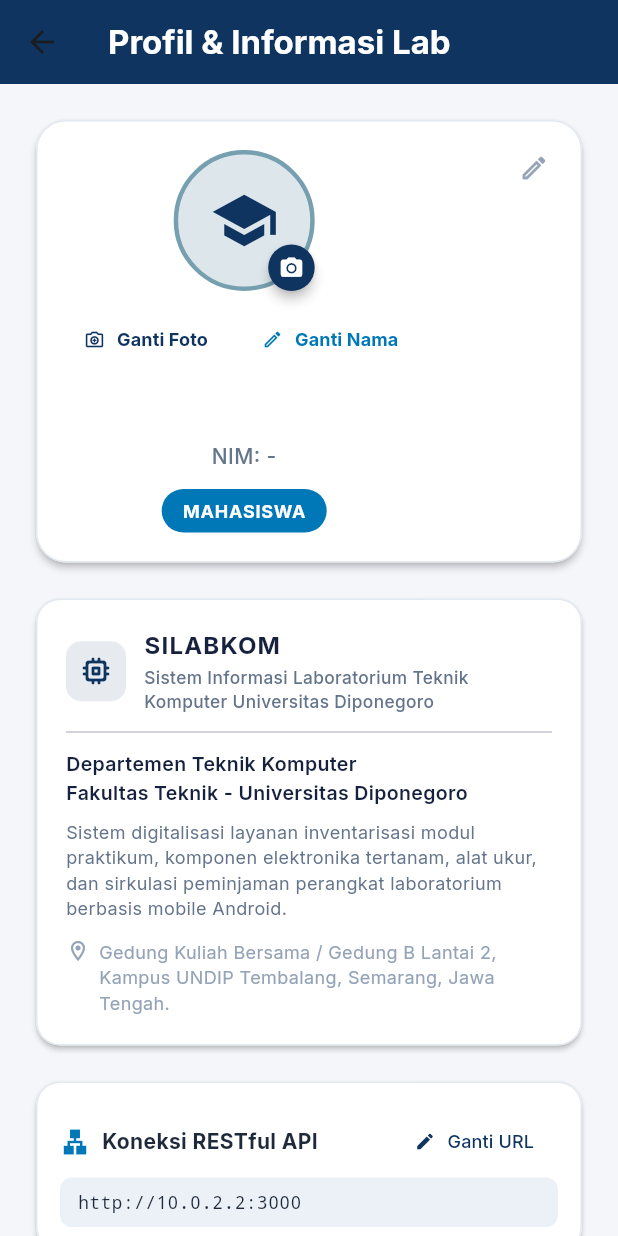
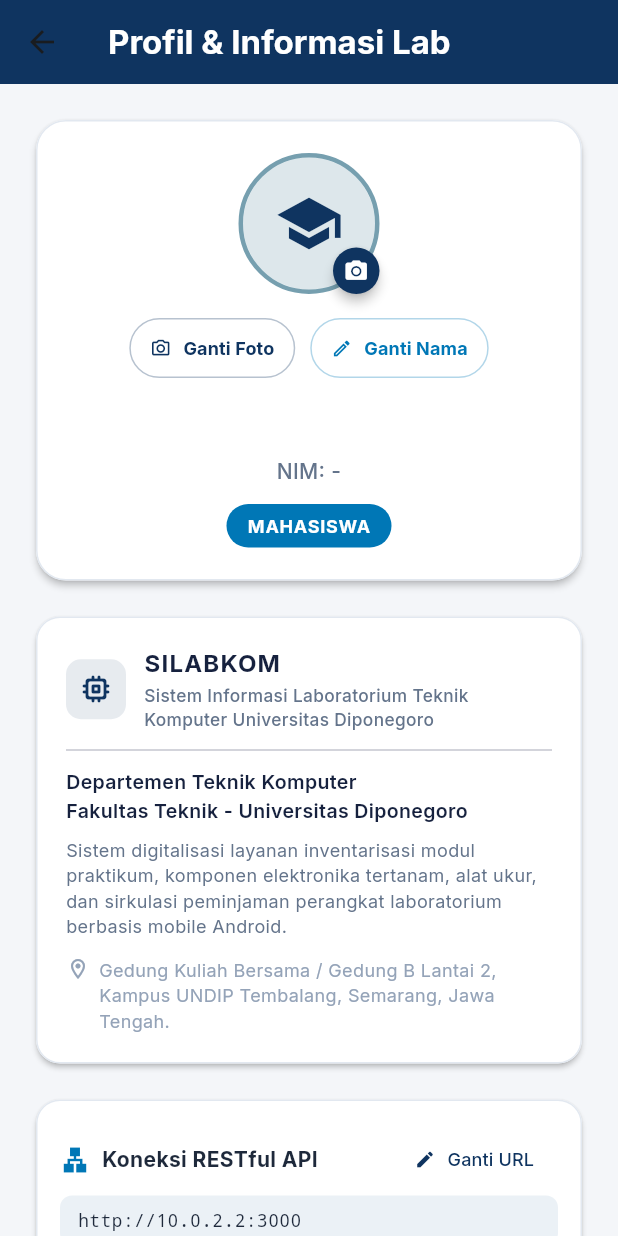
Before and after one commit to Mizrkat/SILABKOM, a Flutter app: the ProfileScreen screen opened directly, on a phone screen of 412 x 824 dp. Run offline on Flutter 3.47's test engine with Material 3 defaults, Android fonts, the phone set to English and light mode, and no system bars; our stand-ins replace google_fonts, image_picker, shared_preferences; accounts and stored records are empty; network calls fail.

Commit message:
fix(ui): tata letak kartu profil 100% center sempurna dan hilangkan offset stack

```diff
--- a/frontend/lib/screens/profile/profile_screen.dart
+++ b/frontend/lib/screens/profile/profile_screen.dart
@@ -431,62 +431,63 @@ class _ProfileScreenState extends State<ProfileScreen> {
         child: Column(
           crossAxisAlignment: CrossAxisAlignment.stretch,
           children: [
-            // User Card (Lebar tetap konsisten dan nama 100% center di tengah)
-            SizedBox(
-              width: double.infinity,
-              child: Card(
+            // User Card (Lebar tetap konsisten dan semua elemen 100% center di tengah)
+            Card(
               elevation: 2,
               shape: RoundedRectangleBorder(
                 borderRadius: BorderRadius.circular(20),
                 side: const BorderSide(color: AppColors.border),
               ),
               color: AppColors.surface,
-                child: Stack(
+              child: Container(
+                width: double.infinity,
+                padding: const EdgeInsets.symmetric(horizontal: 20.0, vertical: 22.0),
+                child: Column(
+                  mainAxisSize: MainAxisSize.min,
+                  crossAxisAlignment: CrossAxisAlignment.center,
                   children: [
-                    // Tombol edit cepat di pojok kanan atas kartu
-                    Positioned(
-                      top: 8,
-                      right: 8,
-                      child: IconButton(
-                        icon: const Icon(Icons.edit_outlined, size: 20, color: AppColors.textMuted),
-                        tooltip: 'Ganti Nama Mahasiswa',
-                        onPressed: _isUpdating ? null : _showEditNameDialog,
+                    // 1. Logo Foto Profil (100% Center Sempurna)
+                    Center(
+                      child: _buildAvatarWidget(isAssistant),
+                    ),
+                    const SizedBox(height: 12),
+
+                    // 2. Tombol Kustomisasi (Ganti Foto & Ganti Nama) Simetris & Center
+                    Row(
+                      mainAxisAlignment: MainAxisAlignment.center,
+                      children: [
+                        OutlinedButton.icon(
+                          onPressed: _isUpdating ? null : _showImagePickerOptions,
+                          icon: const Icon(Icons.photo_camera_outlined, size: 14, color: AppColors.primary),
+                          label: Text(
+                            _userAvatar != null ? 'Ganti Foto' : 'Pasang Foto',
+                            style: const TextStyle(fontSize: 12, fontWeight: FontWeight.bold, color: AppColors.primary),
+                          ),
+                          style: OutlinedButton.styleFrom(
+                            side: BorderSide(color: AppColors.primary.withValues(alpha: 0.3)),
+                            padding: const EdgeInsets.symmetric(horizontal: 14, vertical: 6),
+                            shape: RoundedRectangleBorder(borderRadius: BorderRadius.circular(20)),
                           ),
                         ),
-                    Padding(
-                      padding: const EdgeInsets.all(20.0),
-                      child: Column(
-                        crossAxisAlignment: CrossAxisAlignment.center,
-                        children: [
-                          _buildAvatarWidget(isAssistant),
-                          const SizedBox(height: 8),
-
-                          // Tombol cepat kustomisasi profil (Foto & Nama)
-                          Wrap(
-                            alignment: WrapAlignment.center,
-                            spacing: 8,
-                            children: [
-                              TextButton.icon(
-                                onPressed: _isUpdating ? null : _showImagePickerOptions,
-                                icon: const Icon(Icons.camera_enhance_outlined, size: 14, color: AppColors.primary),
-                                label: Text(
-                                  _userAvatar != null ? 'Ganti Foto' : 'Upload Foto Profil',
-                                  style: const TextStyle(fontSize: 12, fontWeight: FontWeight.bold, color: AppColors.primary),
-                                ),
-                              ),
-                              TextButton.icon(
+                        const SizedBox(width: 10),
+                        OutlinedButton.icon(
                           onPressed: _isUpdating ? null : _showEditNameDialog,
                           icon: const Icon(Icons.edit_outlined, size: 14, color: AppColors.secondary),
                           label: const Text(
                             'Ganti Nama',
                             style: TextStyle(fontSize: 12, fontWeight: FontWeight.bold, color: AppColors.secondary),
                           ),
+                          style: OutlinedButton.styleFrom(
+                            side: BorderSide(color: AppColors.secondary.withValues(alpha: 0.3)),
+                            padding: const EdgeInsets.symmetric(horizontal: 14, vertical: 6),
+                            shape: RoundedRectangleBorder(borderRadius: BorderRadius.circular(20)),
+                          ),
                         ),
                       ],
                     ),
-                          const SizedBox(height: 8),
+                    const SizedBox(height: 12),
 
-                          // Nama Mahasiswa yang 100% Center Sempurna
+                    // 3. Nama Mahasiswa (100% Center Sempurna)
                     InkWell(
                       onTap: _isUpdating ? null : _showEditNameDialog,
                       borderRadius: BorderRadius.circular(8),
@@ -504,6 +505,7 @@ class _ProfileScreenState extends State<ProfileScreen> {
                     ),
                     const SizedBox(height: 4),
 
+                    // 4. NIM / NIP (100% Center Sempurna)
                     Text(
                       '${isAssistant ? 'NIP' : 'NIM'}: $_userNim',
                       textAlign: TextAlign.center,
@@ -515,6 +517,7 @@ class _ProfileScreenState extends State<ProfileScreen> {
                     ),
                     const SizedBox(height: 12),
 
+                    // 5. Badge Status Role (100% Center Sempurna)
                     Container(
                       padding: const EdgeInsets.symmetric(horizontal: 14, vertical: 6),
                       decoration: BoxDecoration(
@@ -540,9 +543,6 @@ class _ProfileScreenState extends State<ProfileScreen> {
                         child: CircularProgressIndicator(strokeWidth: 2, color: AppColors.primary),
                       ),
                     ],
-                        ],
-                      ),
-                    ),
                   ],
                 ),
               ),
```
Lines whose indentation alone changed are shown as unchanged.
